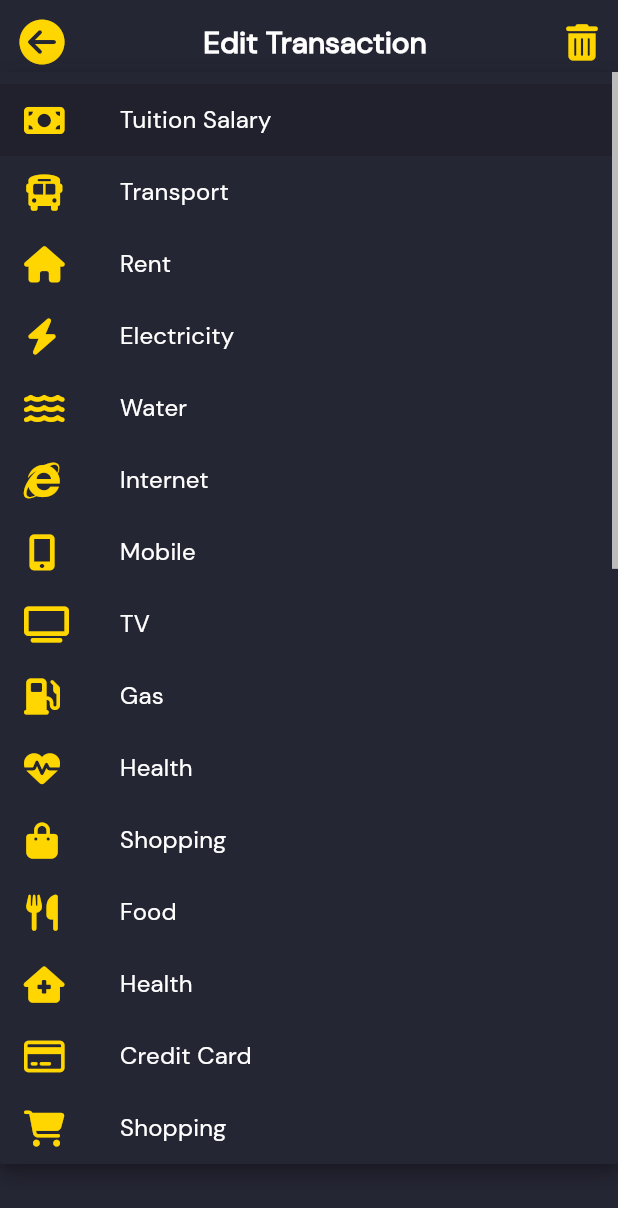
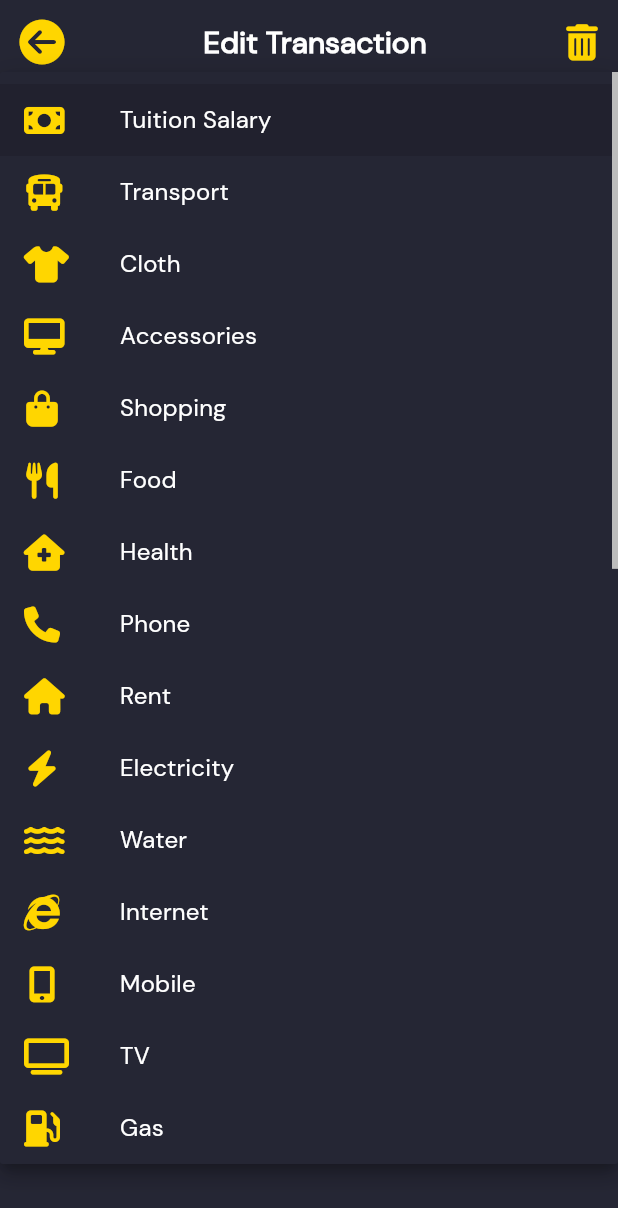
Before and after one commit to Tamim200042130/Finance-Master-Pro, a Flutter app: the EditTransaction screen opened directly with empty values, after a tap on "Select Category", on a phone screen of 412 x 824 dp. Shown: the top 1208 px of the screen. Run offline on Flutter 3.47's test engine with Material 3 defaults, Android fonts, the phone set to English and light mode, and no system bars; our stand-ins replace cloud_firestore, firebase_auth, firebase_core, font_awesome_flutter, google_mobile_ads; accounts and stored records are empty; network calls fail.

Commit message:
update-icons

```diff
--- a/lib/utils/icons_list.dart
+++ b/lib/utils/icons_list.dart
@@ -5,6 +5,12 @@ class AppIcons {
   final List<Map<String, dynamic>> homeExpensesCategories = [
     {'icon': FontAwesomeIcons.moneyBill, 'name': 'Tuition Salary'},
     {'icon': FontAwesomeIcons.bus, 'name': 'Transport'},
+    {'icon': FontAwesomeIcons.shirt, 'name': 'Cloth'},
+    {'icon': FontAwesomeIcons.desktop, 'name': 'Accessories'},
+    {'icon': FontAwesomeIcons.shoppingBag, 'name': 'Shopping'},
+    {'icon': FontAwesomeIcons.utensils, 'name': 'Food'},
+    {'icon': FontAwesomeIcons.houseMedical, 'name': 'Health'},
+    {'icon': FontAwesomeIcons.phone, 'name': 'Phone'},
     {'icon': FontAwesomeIcons.home, 'name': 'Rent'},
     {'icon': FontAwesomeIcons.bolt, 'name': 'Electricity'},
     {'icon': FontAwesomeIcons.water, 'name': 'Water'},
@@ -12,12 +18,7 @@ class AppIcons {
     {'icon': FontAwesomeIcons.mobileAlt, 'name': 'Mobile'},
     {'icon': FontAwesomeIcons.tv, 'name': 'TV'},
     {'icon': FontAwesomeIcons.gasPump, 'name': 'Gas'},
-    {'icon': FontAwesomeIcons.heartbeat, 'name': 'Health'},
-    {'icon': FontAwesomeIcons.shoppingBag, 'name': 'Shopping'},
-    {'icon': FontAwesomeIcons.utensils, 'name': 'Food'},
-    {'icon': FontAwesomeIcons.houseMedical, 'name': 'Health'},
     {'icon': FontAwesomeIcons.creditCard, 'name': 'Credit Card'},
-    {'icon': FontAwesomeIcons.shoppingCart, 'name': 'Shopping'},
     {'icon': FontAwesomeIcons.gasPump, 'name': 'Fuel'},
     {'icon': FontAwesomeIcons.soap, 'name': 'Laundry'},
     {'icon': FontAwesomeIcons.shoppingBasket, 'name': 'Grocery'},
@@ -34,7 +35,6 @@ class AppIcons {
     {'icon': FontAwesomeIcons.hotel, 'name': 'Hotel'},
     {'icon': FontAwesomeIcons.houseCrack, 'name': 'Mall'},
     {'icon': FontAwesomeIcons.truck, 'name': 'Shipping'},
-    {'icon': FontAwesomeIcons.phone, 'name': 'Phone'}
   ];
 
   IconData getExpenseCategoryIcons(String categoryName) {
```
